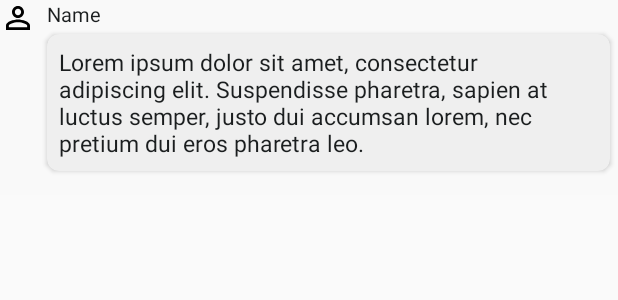
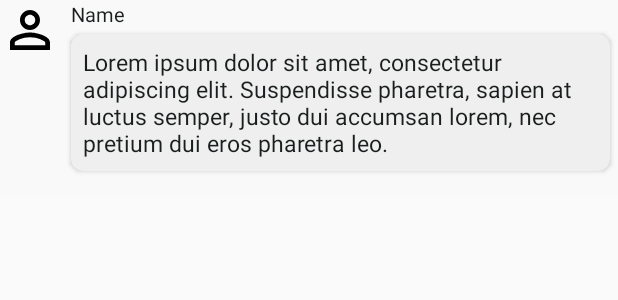
Before and after one commit to gomezdevlopment/AndroidTest, an Android app: the layout item_chat.xml on its own in the app's theme, with its tools: preview values and no code run, on a phone screen of 412 x 824 dp. Shown: the top 300 px of the screen. Run offline under Robolectric (Android 15) with nearby library versions, the phone set to English and light mode, and no system bars.

Commit message:
Add dependency for circular image view and implement it

```diff
--- a/app/build.gradle
+++ b/app/build.gradle
@@ -44,4 +44,6 @@ dependencies {
     implementation 'com.squareup.retrofit2:converter-gson:2.3.0'
     implementation 'com.google.code.gson:gson:2.8.9'
     implementation 'com.squareup.picasso:picasso:2.71828'
+
+    implementation 'de.hdodenhof:circleimageview:3.1.0'
 }
--- a/app/src/main/java/com/gomezdevlopment/androidtest/chat/ChatAdapter.java
+++ b/app/src/main/java/com/gomezdevlopment/androidtest/chat/ChatAdapter.java
@@ -20,6 +20,8 @@ import com.gomezdevlopment.androidtest.api.ChatLogMessageModel;
 import com.squareup.picasso.Picasso;
 
 import org.w3c.dom.Text;
+
+import de.hdodenhof.circleimageview.CircleImageView;
 
 /**
  * A recycler view adapter used to display chat log messages in {@link ChatActivity}.
@@ -88,14 +90,14 @@ public class ChatAdapter extends RecyclerView.Adapter<ChatAdapter.ChatViewHolder
 
     public static class ChatViewHolder extends RecyclerView.ViewHolder
     {
-        ImageView avatarImageView;
+        CircleImageView avatarImageView;
         TextView messageTextView;
         TextView name;
 
         public ChatViewHolder(View view)
         {
             super(view);
-            avatarImageView = (ImageView)view.findViewById(R.id.avatarImageView);
+            avatarImageView = (CircleImageView)view.findViewById(R.id.avatarImageView);
             messageTextView = (TextView)view.findViewById(R.id.messageTextView);
             name = (TextView)view.findViewById(R.id.name);
 
--- a/app/src/main/res/layout/item_chat.xml
+++ b/app/src/main/res/layout/item_chat.xml
@@ -11,14 +11,16 @@
               tools:background="@color/background"
               tools:ignore="UseCompoundDrawables">
 
-    <ImageView
+    <de.hdodenhof.circleimageview.CircleImageView
         android:id="@+id/avatarImageView"
-        android:layout_width="wrap_content"
-        android:layout_height="wrap_content"
+        android:layout_width="40dp"
+        android:layout_height="40dp"
         android:src="@drawable/ic_avatar_placeholder"
+        app:civ_border_width="0dp"
+        app:civ_border_color="#FF000000"
         app:layout_constraintStart_toStartOf="parent"
         app:layout_constraintTop_toTopOf="parent"
-        tools:ignore="RtlHardcoded" />
+        tools:ignore="RtlHardcoded"/>
 
     <androidx.cardview.widget.CardView
         android:id="@+id/bubble"
```
